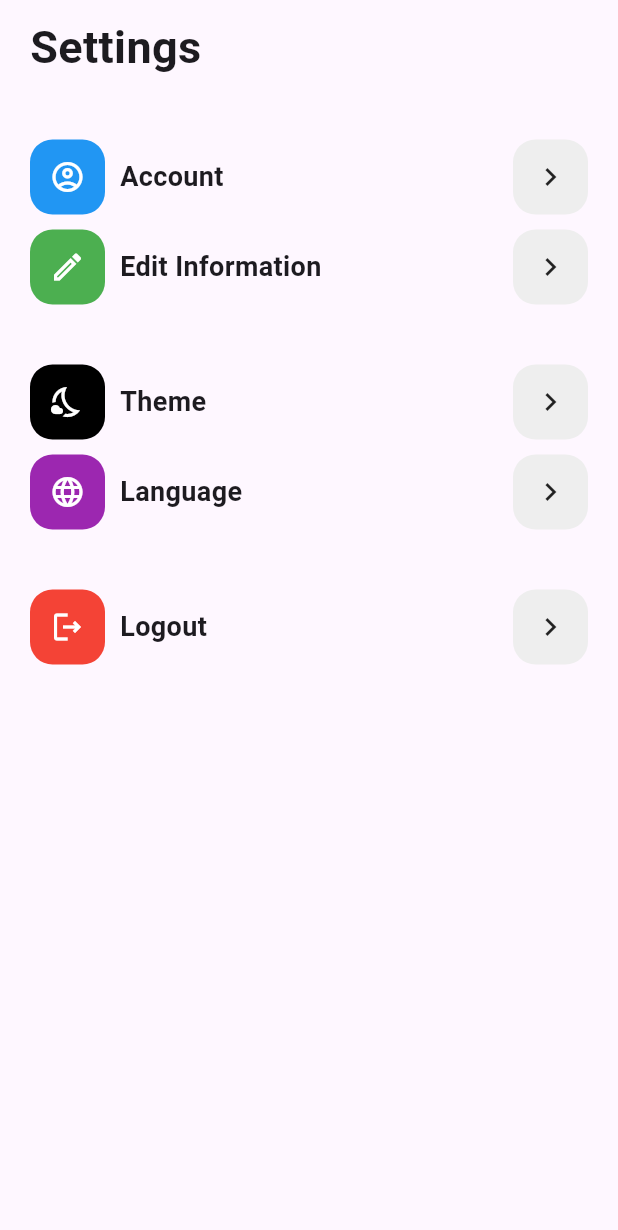
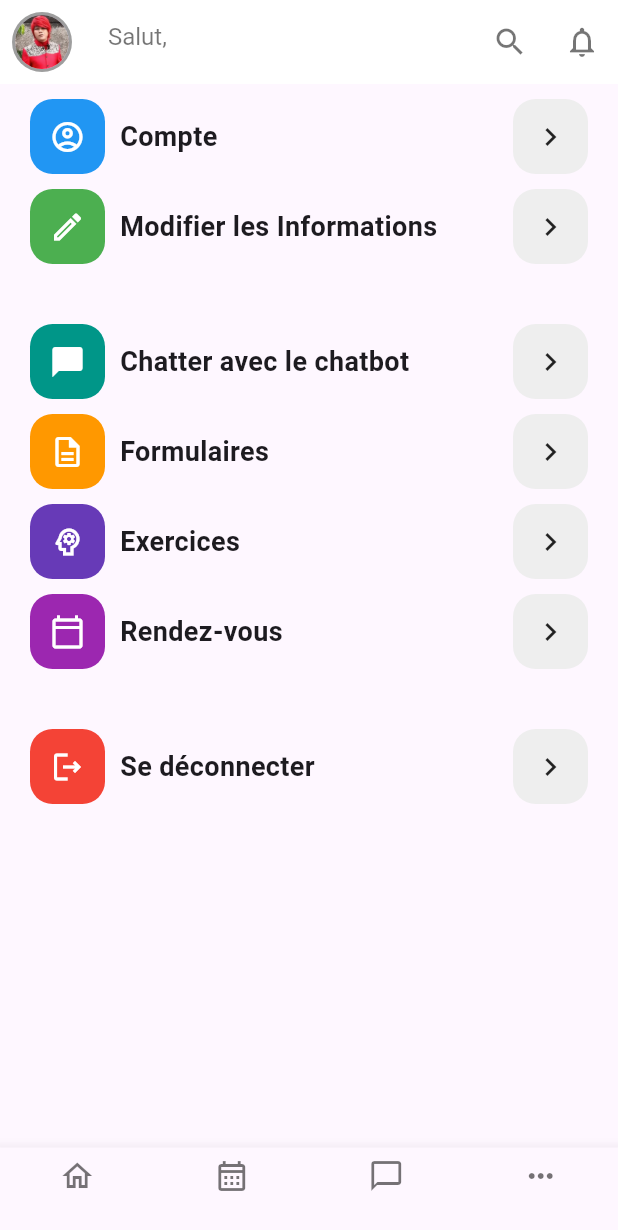
Before and after one commit to melekbadreddine/wellbeing-guide, a Flutter app: the SettingsScreen screen opened directly, on a phone screen of 412 x 824 dp. Shown: the top 1230 px of the screen. Run offline on Flutter 3.47's test engine with Material 3 defaults, Android fonts, the phone set to English and light mode, and no system bars; our stand-ins replace cloud_firestore, firebase_auth, firebase_core, flutter_screenutil, shared_preferences; missing offline and left inert: kommunicate_flutter; accounts and stored records are empty.

Commit message:
Setting Screen

```diff
--- a/lib/screens/home_page.dart
+++ b/lib/screens/home_page.dart
@@ -1,4 +1,5 @@
 import 'package:CareCompanion/screens/more.dart';
+import 'package:CareCompanion/screens/settings.dart';
 import 'package:cloud_firestore/cloud_firestore.dart';
 import 'package:firebase_auth/firebase_auth.dart';
 import 'package:flutter/material.dart';
@@ -117,7 +118,7 @@ class _HomePageState extends State<HomePage> {
           if (index == 3) {
             // Navigate to the "More" page when the "More" icon is tapped
             Navigator.push(context, MaterialPageRoute(builder: (context) {
-              return MorePage(username: username,);
+              return SettingsScreen();
             }));
           } else {
             // Handle navigation for other icons
--- a/lib/screens/settings.dart
+++ b/lib/screens/settings.dart
@@ -1,3 +1,7 @@
+import 'package:CareCompanion/screens/registration.dart';
+import 'package:CareCompanion/widgets/custom_app_bar.dart';
+import 'package:CareCompanion/widgets/custom_bottom_navigation_bar.dart';
+import 'package:firebase_auth/firebase_auth.dart';
 import 'package:flutter/material.dart';
 import 'package:CareCompanion/widgets/settings_tile.dart';
 
@@ -6,27 +10,43 @@ class SettingsScreen extends StatefulWidget {
 
   @override
   State<SettingsScreen> createState() => _SettingsScreenState();
+
 }
 
 class _SettingsScreenState extends State<SettingsScreen> {
+
+  int _selectedIndex = 3; // Initial index for the "More" page
+  String? username;
+
+  Future<void> _signOut(BuildContext context) async {
+    try {
+      await FirebaseAuth.instance.signOut();
+      // After signing out, navigate to the registration page
+      Navigator.pushReplacement(
+        context,
+        MaterialPageRoute(builder: (context) => RegisterPage()),
+      );
+    } catch (e) {
+      print('Error signing out: $e');
+      // Handle error if necessary
+    }
+  }
+
   @override
   Widget build(BuildContext context) {
     return Scaffold(
+      appBar: CustomAppBar(),
       body: SafeArea(
+        child: Center(
           child: Padding(
             padding: const EdgeInsets.symmetric(horizontal: 20, vertical: 10),
             child: Column(
               crossAxisAlignment: CrossAxisAlignment.start,
               children: [
-              const Text(
-                "Settings",
-                style: TextStyle(fontSize: 30, fontWeight: FontWeight.bold),
-              ),
-              const SizedBox(height: 40),
                 SettingsTile(
                   color: Colors.blue,
                   icon: Icons.account_circle_outlined,
-                title: "Account",
+                  title: "Compte",
                   onTap: () {},
                 ),
                 const SizedBox(
@@ -35,16 +55,34 @@ class _SettingsScreenState extends State<SettingsScreen> {
                 SettingsTile(
                   color: Colors.green,
                   icon: Icons.edit_outlined,
-                title: "Edit Information",
+                  title: "Modifier les Informations",
                   onTap: () {},
                 ),
                 const SizedBox(
                   height: 40,
                 ),
                 SettingsTile(
-                color: Colors.black,
-                icon: Icons.nights_stay_outlined,
-                title: "Theme",
+                  color: Colors.teal,
+                  icon: Icons.chat_bubble_outlined,
+                  title: "Chatter avec le chatbot",
+                  onTap: () {},
+                ),
+                const SizedBox(
+                  height: 10,
+                ),
+                SettingsTile(
+                  color: Colors.orange,
+                  icon: Icons.description_outlined,
+                  title: "Formulaires",
+                  onTap: () {},
+                ),
+                const SizedBox(
+                  height: 10,
+                ),
+                SettingsTile(
+                  color: Colors.deepPurple,
+                  icon: Icons.psychology_outlined,
+                  title: "Exercices",
                   onTap: () {},
                 ),
                 const SizedBox(
@@ -52,8 +90,8 @@ class _SettingsScreenState extends State<SettingsScreen> {
                 ),
                 SettingsTile(
                   color: Colors.purple,
-                icon: Icons.language_outlined,
-                title: "Language",
+                  icon: Icons.calendar_today_outlined,
+                  title: "Rendez-vous",
                   onTap: () {},
                 ),
                 const SizedBox(
@@ -62,13 +100,25 @@ class _SettingsScreenState extends State<SettingsScreen> {
                 SettingsTile(
                   color: Colors.red,
                   icon: Icons.logout_outlined,
-                title: "Logout",
-                onTap: () {},
+                  title: "Se déconnecter",
+                  onTap: () {
+                    // Perform sign out
+                    _signOut(context);
+                  },
                 ),
               ],
             ),
           ),
         ),
+      ),
+      bottomNavigationBar: CustomBottomNavigationBar(
+        currentIndex: _selectedIndex,
+        onTap: (index) {
+          setState(() {
+            _selectedIndex = index;
+          });
+        },
+      ),
     );
   }
 }
--- /dev/null
+++ b/lib/widgets/custom_app_bar.dart
@@ -0,0 +1,173 @@
+import 'package:flutter/material.dart';
+import 'package:firebase_auth/firebase_auth.dart';
+import 'package:cloud_firestore/cloud_firestore.dart';
+
+class CustomAppBar extends StatelessWidget implements PreferredSizeWidget {
+  const CustomAppBar({Key? key}) : super(key: key);
+
+  @override
+  Size get preferredSize => const Size.fromHeight(kToolbarHeight);
+
+  Future<String?> fetchUsername() async {
+    // Get the current user ID
+    String? userId = FirebaseAuth.instance.currentUser?.uid;
+
+    if (userId != null) {
+      // Retrieve the user's data from Firestore using the userId
+      DocumentSnapshot<Map<String, dynamic>> userData =
+          await FirebaseFirestore.instance.collection('user_info').doc(userId).get();
+
+      // Return the retrieved username
+      return userData['name'] ?? 'Loading...';
+    }
+
+    // Return 'Loading...' if user ID is null
+    return 'Loading...';
+  }
+
+  @override
+  Widget build(BuildContext context) {
+    return FutureBuilder<String?>(
+      future: fetchUsername(),
+      builder: (context, snapshot) {
+        if (snapshot.connectionState == ConnectionState.waiting) {
+          return AppBar(
+            backgroundColor: Colors.white,
+            elevation: 0,
+            leading: Padding(
+              padding: const EdgeInsets.all(8.0),
+              child: CircleAvatar(
+                radius: 20,
+                backgroundColor: Colors.grey,
+                child: CircleAvatar(
+                  radius: 18,
+                  backgroundImage: AssetImage("assets/images/pm.png"),
+                ),
+              ),
+            ),
+            actions: [
+              IconButton(
+                onPressed: () {
+                  // Handle search icon tap
+                },
+                icon: const Icon(
+                  Icons.search,
+                  color: Colors.black54,
+                ),
+              ),
+              IconButton(
+                onPressed: () {
+                  // Handle notification icon tap
+                },
+                icon: const Icon(
+                  Icons.notifications_none_outlined,
+                  color: Colors.black54,
+                ),
+              ),
+            ],
+            title: Row(
+              mainAxisAlignment: MainAxisAlignment.spaceBetween,
+              children: [
+                Column(
+                  crossAxisAlignment: CrossAxisAlignment.start,
+                  children: [
+                    const Text(
+                      "Salut,",
+                      style: TextStyle(
+                        color: Colors.black54,
+                        fontSize: 16,
+                      ),
+                    ),
+                    const SizedBox(
+                      height: 4,
+                    ),
+                    const SizedBox(
+                      height: 4,
+                      child: Text(
+                        'Loading...',
+                        style: TextStyle(
+                          color: Colors.black,
+                          fontWeight: FontWeight.bold,
+                          fontSize: 20,
+                        ),
+                      ),
+                    ),
+                  ],
+                ),
+                // Add other widgets if needed in the Row
+              ],
+            ),
+          );
+        } else {
+          return AppBar(
+            backgroundColor: Colors.white,
+            elevation: 0,
+            leading: Padding(
+              padding: const EdgeInsets.all(8.0),
+              child: CircleAvatar(
+                radius: 20,
+                backgroundColor: Colors.grey,
+                child: CircleAvatar(
+                  radius: 18,
+                  backgroundImage: AssetImage("assets/images/pm.png"),
+                ),
+              ),
+            ),
+            actions: [
+              IconButton(
+                onPressed: () {
+                  // Handle search icon tap
+                },
+                icon: const Icon(
+                  Icons.search,
+                  color: Colors.black54,
+                ),
+              ),
+              IconButton(
+                onPressed: () {
+                  // Handle notification icon tap
+                },
+                icon: const Icon(
+                  Icons.notifications_none_outlined,
+                  color: Colors.black54,
+                ),
+              ),
+            ],
+            title: Row(
+              mainAxisAlignment: MainAxisAlignment.spaceBetween,
+              children: [
+                Column(
+                  crossAxisAlignment: CrossAxisAlignment.start,
+                  children: [
+                    const Text(
+                      "Salut,",
+                      style: TextStyle(
+                        color: Colors.black54,
+                        fontSize: 16,
+                      ),
+                    ),
+                    const SizedBox(
+                      height: 4,
+                    ),
+                    SizedBox(
+                      height: 4,
+                      child: Text(
+                        snapshot.data ?? 'Loading...',
+                        style: const TextStyle(
+                          color: Colors.black,
+                          fontWeight: FontWeight.bold,
+                          fontSize: 20,
+                        ),
+                      ),
+                    ),
+                  ],
+                ),
+                // Add other widgets if needed in the Row
+              ],
+            ),
+          );
+        }
+      },
+    );
+  }
+}
--- /dev/null
+++ b/lib/widgets/custom_bottom_navigation_bar.dart
@@ -0,0 +1,63 @@
+import 'package:CareCompanion/screens/settings.dart';
+import 'package:flutter/material.dart';
+
+class CustomBottomNavigationBar extends StatelessWidget {
+  final int currentIndex;
+  final void Function(int) onTap;
+
+  const CustomBottomNavigationBar({
+    Key? key,
+    required this.currentIndex,
+    required this.onTap,
+  }) : super(key: key);
+
+  @override
+  Widget build(BuildContext context) {
+    return BottomNavigationBar(
+      type: BottomNavigationBarType.fixed,
+      iconSize: 24,
+      currentIndex: currentIndex,
+      onTap: (int index) {
+        if (index == 3) {
+          // Navigate to the "More" page when the "More" icon is tapped
+          Navigator.push(context, MaterialPageRoute(builder: (context) {
+            return SettingsScreen();
+          }));
+        } else {
+          // Handle navigation for other icons
+          onTap(index);
+        }
+      },
+      items: const [
+        BottomNavigationBarItem(
+          icon: Icon(
+            Icons.home_outlined,
+            color: Colors.black54,
+          ),
+          label: '',
+        ),
+        BottomNavigationBarItem(
+          icon: Icon(
+            Icons.calendar_month_outlined,
+            color: Colors.black54,
+          ),
+          label: '',
+        ),
+        BottomNavigationBarItem(
+          icon: Icon(
+            Icons.chat_bubble_outline,
+            color: Colors.black54,
+          ),
+          label: '',
+        ),
+        BottomNavigationBarItem(
+          icon: Icon(
+            Icons.more_horiz_outlined,
+            color: Colors.black54,
+          ),
+          label: '',
+        ),
+      ],
+    );
+  }
+}
```
Lines whose indentation alone changed are shown as unchanged.
